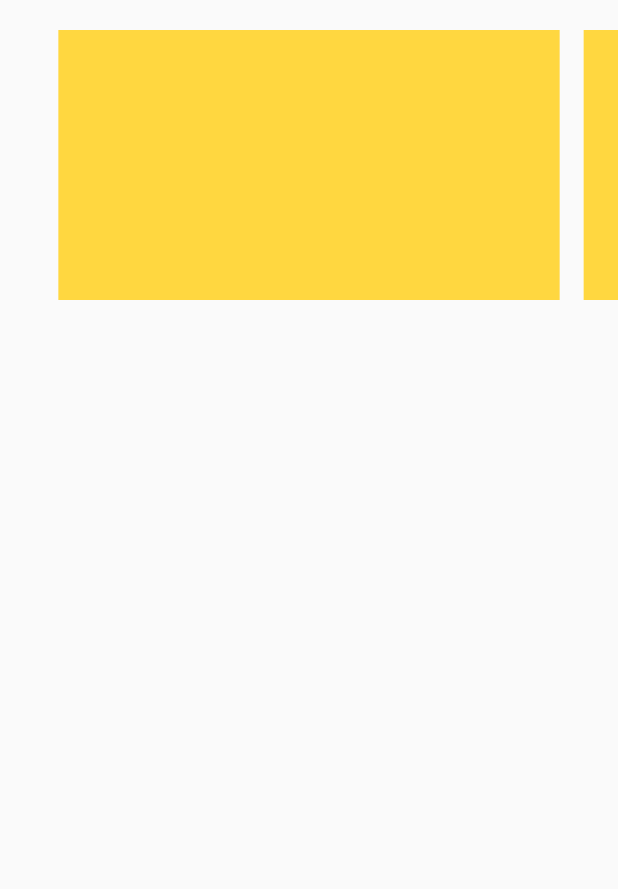
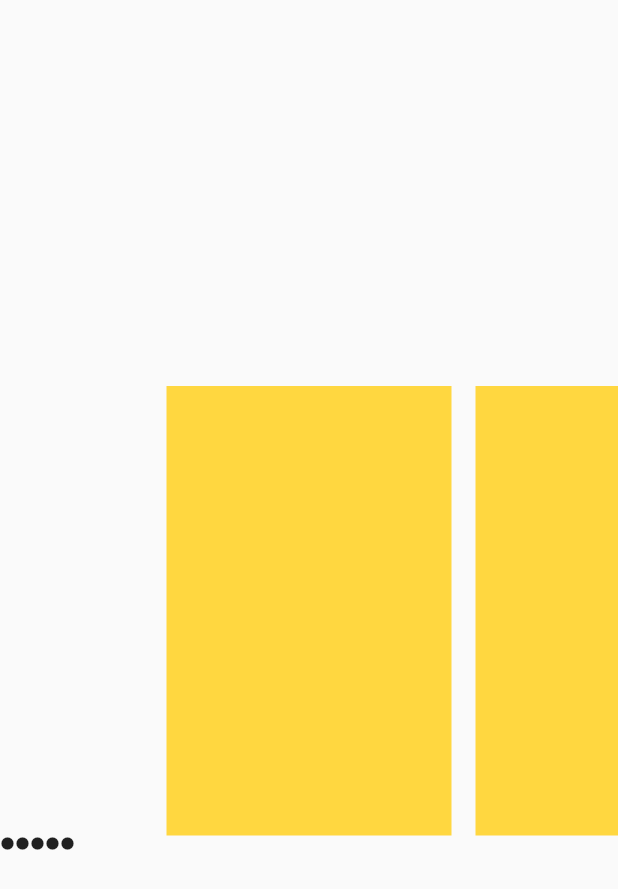
Before and after one commit to Viktohblake/flutter_panoramic_carousel, a Flutter app: the ParanomicCarousel screen opened directly, on a phone screen of 412 x 824 dp. Shown: the top 889 px of the screen. Run offline on Flutter 3.47's test engine with Material 2 defaults, Android fonts, the light colour scheme and no system bars; missing offline and left inert: paranomic_carousel; statements that could not run were skipped.

Commit message:
refactor package name

```diff
--- a/lib/paranomic_carousel.dart
+++ b/lib/panaromic_carousel.dart
@@ -1,5 +1,6 @@
 import 'package:flutter/gestures.dart';
 import 'package:flutter/material.dart';
+import 'package:paranomic_carousel/panaromic_carousel_indicator.dart';
 
 class ParanomicCarousel extends StatefulWidget {
   const ParanomicCarousel({super.key});
@@ -10,10 +11,11 @@ class ParanomicCarousel extends StatefulWidget {
 
 class _ParanomicCarouselState extends State<ParanomicCarousel> {
   late final PageController pageController;
+  late final pageValue = 0;
 
   @override
   void initState() {
-    pageController = PageController(initialPage: 0, viewportFraction: 0.85);
+    pageController = PageController(initialPage: 0, viewportFraction: 0.5);
     super.initState();
   }
 
@@ -26,9 +28,12 @@ class _ParanomicCarouselState extends State<ParanomicCarousel> {
   @override
   Widget build(BuildContext context) {
     return Scaffold(
-      body: Column(children: [
+      // appBar: AppBar(
+      //   title: Text('Paranomic Carousel'),
+      // ),
+      body: Column(mainAxisAlignment: MainAxisAlignment.center, children: [
         SizedBox(
-          height: 200,
+          height: 300,
           child: ScrollConfiguration(
             behavior: ScrollConfiguration.of(context).copyWith(dragDevices: {
               PointerDeviceKind.touch,
@@ -43,7 +48,7 @@ class _ParanomicCarouselState extends State<ParanomicCarousel> {
                     return child!;
                   },
                   child: Container(
-                    margin: EdgeInsets.only(top: 20, left: 8, right: 8),
+                    margin: EdgeInsets.only(left: 8, right: 8),
                     color: Colors.amberAccent,
                   ),
                 );
@@ -51,7 +56,14 @@ class _ParanomicCarouselState extends State<ParanomicCarousel> {
               itemCount: 5,
             ),
           ),
-        )
+        ),
+        Row(
+            children: List.generate(
+                5,
+                (index) => Icon(
+                      Icons.circle,
+                      size: 10,
+                    )))
       ]),
     );
   }
--- a/pubspec.yaml
+++ b/pubspec.yaml
@@ -1,4 +1,4 @@
-name: paranomic_carousel
+name: panaromic_carousel
 description: A new Flutter project.
 
 # The following line prevents the package from being accidentally published to
```
Also changed, not shown: lib/main.dart (+2 -6 lines), lib/panaromic_carousel_indicator.dart (renamed from lib/paranomic_carousel_indicator.dart, +11 -1 lines), 2 other files.
